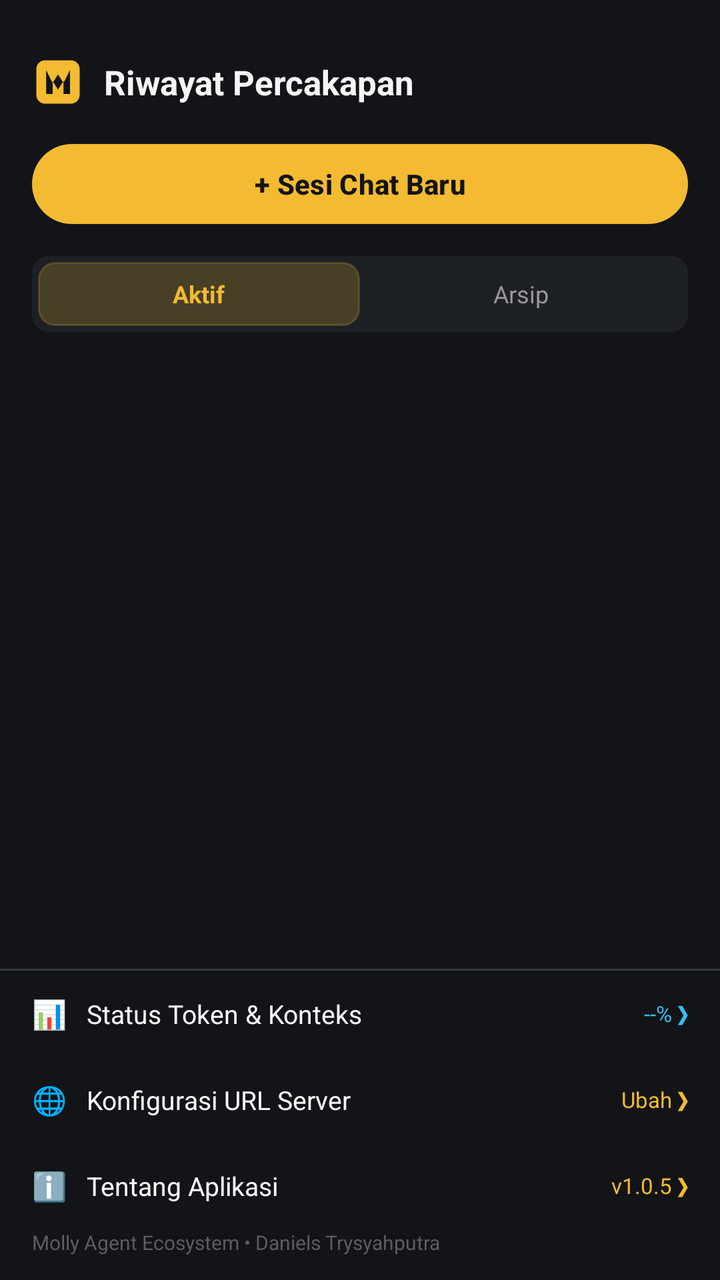
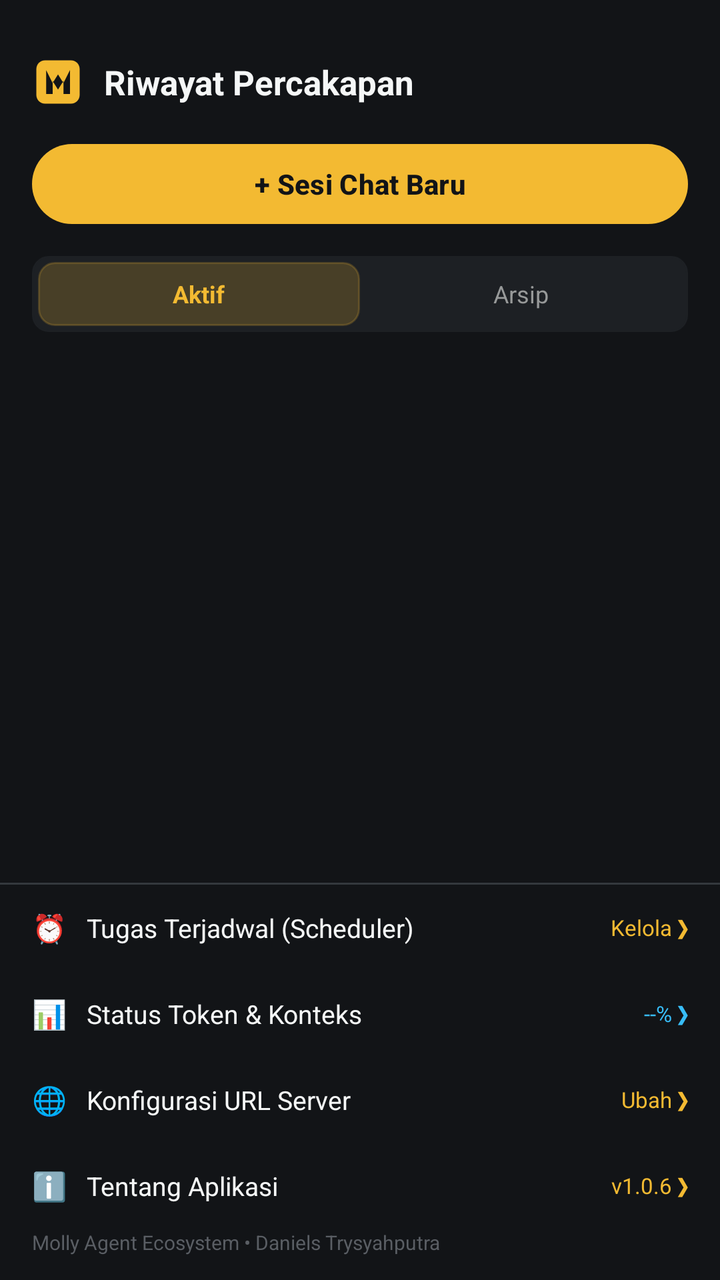

The first picture is an Android layout as it rendered before a commit; the second is the same layout after the commit. The layout source and the unified diff follow.
<!-- AndroidManifest.xml: application theme Theme.MollyAgent -->
<!-- res/layout/layout_session_drawer.xml -->
<?xml version="1.0" encoding="utf-8"?>
<LinearLayout xmlns:android="http://schemas.android.com/apk/res/android"
    xmlns:app="http://schemas.android.com/apk/res-auto"
    android:layout_width="300dp"
    android:layout_height="match_parent"
    android:layout_gravity="start"
    android:background="@color/bg_dark"
    android:clickable="true"
    android:focusable="true"
    android:orientation="vertical"
    android:paddingTop="28dp">

    
    <LinearLayout
        android:layout_width="match_parent"
        android:layout_height="wrap_content"
        android:gravity="center_vertical"
        android:orientation="horizontal"
        android:paddingHorizontal="16dp"
        android:paddingBottom="14dp">

        <ImageView
            android:layout_width="26dp"
            android:layout_height="26dp"
            android:contentDescription="Molly"
            android:src="@drawable/ic_molly_logo" />

        <TextView
            android:layout_width="0dp"
            android:layout_height="wrap_content"
            android:layout_marginStart="10dp"
            android:layout_weight="1"
            android:text="Riwayat Percakapan"
            android:textColor="@color/text_white"
            android:textSize="17sp"
            android:textStyle="bold" />
    </LinearLayout>

    
    <com.google.android.material.button.MaterialButton
        android:id="@+id/btnDrawerNewSession"
        android:layout_width="match_parent"
        android:layout_height="48dp"
        android:layout_marginHorizontal="16dp"
        android:layout_marginBottom="12dp"
        android:text="+ Sesi Chat Baru"
        android:textColor="#121417"
        android:textSize="14sp"
        android:textStyle="bold"
        app:backgroundTint="@color/primary_gold"
        app:cornerRadius="24dp" />

    
    <LinearLayout
        android:layout_width="match_parent"
        android:layout_height="wrap_content"
        android:layout_marginHorizontal="16dp"
        android:layout_marginBottom="10dp"
        android:background="@drawable/bg_action_pill"
        android:backgroundTint="@color/card_dark"
        android:orientation="horizontal"
        android:padding="3dp">

        <TextView
            android:id="@+id/tabActiveSessions"
            android:layout_width="0dp"
            android:layout_height="32dp"
            android:layout_weight="1"
            android:background="@drawable/bg_action_pill"
            android:backgroundTint="#33F3BA32"
            android:gravity="center"
            android:text="Aktif"
            android:textColor="@color/primary_gold"
            android:textSize="12sp"
            android:textStyle="bold" />

        <TextView
            android:id="@+id/tabArchivedSessions"
            android:layout_width="0dp"
            android:layout_height="32dp"
            android:layout_weight="1"
            android:background="@android:color/transparent"
            android:gravity="center"
            android:text="Arsip"
            android:textColor="@color/text_muted"
            android:textSize="12sp" />
    </LinearLayout>

    
    <androidx.recyclerview.widget.RecyclerView
        android:id="@+id/rvDrawerSessions"
        android:layout_width="match_parent"
        android:layout_height="0dp"
        android:layout_weight="1"
        android:clipToPadding="false"
        android:paddingVertical="4dp" />

    
    <TextView
        android:id="@+id/tvEmptySessions"
        android:layout_width="match_parent"
        android:layout_height="wrap_content"
        android:layout_marginTop="32dp"
        android:gravity="center"
        android:text="Belum ada sesi percakapan"
        android:textColor="@color/text_muted"
        android:textSize="13sp"
        android:visibility="gone" />

    
    <View
        android:layout_width="match_parent"
        android:layout_height="1dp"
        android:background="@color/border_dark" />

    
    <LinearLayout
        android:id="@+id/btnDrawerStatus"
        android:layout_width="match_parent"
        android:layout_height="wrap_content"
        android:background="?selectableItemBackground"
        android:clickable="true"
        android:focusable="true"
        android:gravity="center_vertical"
        android:orientation="horizontal"
        android:paddingHorizontal="16dp"
        android:paddingVertical="12dp">

        <TextView
            android:layout_width="wrap_content"
            android:layout_height="wrap_content"
            android:text="📊"
            android:textSize="14sp" />

        <TextView
            android:layout_width="0dp"
            android:layout_height="wrap_content"
            android:layout_marginStart="10dp"
            android:layout_weight="1"
            android:text="Status Token &amp; Konteks"
            android:textColor="@color/text_white"
            android:textSize="13sp" />

        <TextView
            android:id="@+id/tvDrawerStatusBadge"
            android:layout_width="wrap_content"
            android:layout_height="wrap_content"
            android:text="--% ❯"
            android:textColor="#38BDF8"
            android:textSize="11sp" />
    </LinearLayout>

    
    <LinearLayout
        android:id="@+id/btnDrawerServerConfig"
        android:layout_width="match_parent"
        android:layout_height="wrap_content"
        android:background="?selectableItemBackground"
        android:clickable="true"
        android:focusable="true"
        android:gravity="center_vertical"
        android:orientation="horizontal"
        android:paddingHorizontal="16dp"
        android:paddingVertical="12dp">

        <TextView
            android:layout_width="wrap_content"
            android:layout_height="wrap_content"
            android:text="🌐"
            android:textSize="14sp" />

        <TextView
            android:layout_width="0dp"
            android:layout_height="wrap_content"
            android:layout_marginStart="10dp"
            android:layout_weight="1"
            android:text="Konfigurasi URL Server"
            android:textColor="@color/text_white"
            android:textSize="13sp" />

        <TextView
            android:id="@+id/tvDrawerServerBadge"
            android:layout_width="wrap_content"
            android:layout_height="wrap_content"
            android:text="Ubah ❯"
            android:textColor="@color/primary_gold"
            android:textSize="11sp" />
    </LinearLayout>

    
    <LinearLayout
        android:id="@+id/btnDrawerAbout"
        android:layout_width="match_parent"
        android:layout_height="wrap_content"
        android:background="?selectableItemBackground"
        android:clickable="true"
        android:focusable="true"
        android:gravity="center_vertical"
        android:orientation="horizontal"
        android:paddingHorizontal="16dp"
        android:paddingVertical="12dp">

        <TextView
            android:layout_width="wrap_content"
            android:layout_height="wrap_content"
            android:text="ℹ️"
            android:textSize="14sp" />

        <TextView
            android:layout_width="0dp"
            android:layout_height="wrap_content"
            android:layout_marginStart="10dp"
            android:layout_weight="1"
            android:text="Tentang Aplikasi"
            android:textColor="@color/text_white"
            android:textSize="13sp" />

        <TextView
            android:layout_width="wrap_content"
            android:layout_height="wrap_content"
            android:text="v1.0.5 ❯"
            android:textColor="@color/primary_gold"
            android:textSize="11sp" />
    </LinearLayout>

    <TextView
        android:id="@+id/tvDrawerFooter"
        android:layout_width="match_parent"
        android:layout_height="wrap_content"
        android:paddingHorizontal="16dp"
        android:paddingBottom="12dp"
        android:text="Molly Agent Ecosystem • Daniels Trysyahputra"
        android:textColor="#5A5E64"
        android:textSize="10sp" />

</LinearLayout>
<!-- resources referenced by this layout -->
<resources>
  <color name="bg_dark">#121417</color>
  <color name="border_dark">#34383D</color>
  <color name="card_dark">#1D2024</color>
  <color name="primary_gold">#F3BA32</color>
  <color name="text_muted">#979999</color>
  <color name="text_white">#F5F7F7</color>
  <!-- drawable bg_action_pill (drawable) -->
  <?xml version="1.0" encoding="utf-8"?>
  <shape xmlns:android="http://schemas.android.com/apk/res/android"
      android:shape="rectangle">
      <solid android:color="#242830" />
      <stroke
          android:width="1dp"
          android:color="#363C48" />
      <corners android:radius="8dp" />
      <padding
          android:bottom="5dp"
          android:left="9dp"
          android:right="9dp"
          android:top="5dp" />
  </shape>
  <!-- drawable ic_molly_logo (drawable) -->
  <vector xmlns:android="http://schemas.android.com/apk/res/android"
      android:width="96dp"
      android:height="96dp"
      android:viewportWidth="96"
      android:viewportHeight="96">
      
      <path
          android:fillColor="#F3BA32"
          android:pathData="M24,8 L72,8 C80.8,8 88,15.2 88,24 L88,72 C88,80.8 80.8,88 72,88 L24,88 C15.2,88 8,80.8 8,72 L8,24 C8,15.2 15.2,8 24,8 Z" />
      
      <path
          android:fillColor="#121417"
          android:pathData="M26,70 L26,26 L38,50 L48,34 L58,50 L70,26 L70,70 L58,70 L58,46 L48,62 L38,46 L38,70 Z" />
  </vector>
  <style name="Theme.MollyAgent" parent="Theme.Material3.Dark.NoActionBar">
          <item name="colorPrimary">@color/primary_gold</item>
          <item name="colorPrimaryDark">@color/primary_gold_dark</item>
          <item name="colorSecondary">@color/primary_gold</item>
          <item name="android:windowBackground">@color/bg_dark</item>
          <item name="android:statusBarColor">@color/bg_dark</item>
          <item name="android:navigationBarColor">@color/bg_dark</item>
      </style>
  <color name="primary_gold_dark">#E2AB28</color>
</resources>

<!-- the commit's change to res/layout/layout_session_drawer.xml (unified diff, before → after) -->
@@ -115,6 +115,42 @@
 
     
     <LinearLayout
+        android:id="@+id/btnDrawerScheduler"
+        android:layout_width="match_parent"
+        android:layout_height="wrap_content"
+        android:background="?selectableItemBackground"
+        android:clickable="true"
+        android:focusable="true"
+        android:gravity="center_vertical"
+        android:orientation="horizontal"
+        android:paddingHorizontal="16dp"
+        android:paddingVertical="12dp">
+
+        <TextView
+            android:layout_width="wrap_content"
+            android:layout_height="wrap_content"
+            android:text="⏰"
+            android:textSize="14sp" />
+
+        <TextView
+            android:layout_width="0dp"
+            android:layout_height="wrap_content"
+            android:layout_marginStart="10dp"
+            android:layout_weight="1"
+            android:text="Tugas Terjadwal (Scheduler)"
+            android:textColor="@color/text_white"
+            android:textSize="13sp" />
+
+        <TextView
+            android:layout_width="wrap_content"
+            android:layout_height="wrap_content"
+            android:text="Kelola ❯"
+            android:textColor="@color/primary_gold"
+            android:textSize="11sp" />
+    </LinearLayout>
+
+    
+    <LinearLayout
         android:id="@+id/btnDrawerStatus"
         android:layout_width="match_parent"
         android:layout_height="wrap_content"
@@ -218,7 +254,7 @@
         <TextView
             android:layout_width="wrap_content"
             android:layout_height="wrap_content"
-            android:text="v1.0.5 ❯"
+            android:text="v1.0.6 ❯"
             android:textColor="@color/primary_gold"
             android:textSize="11sp" />
     </LinearLayout>
